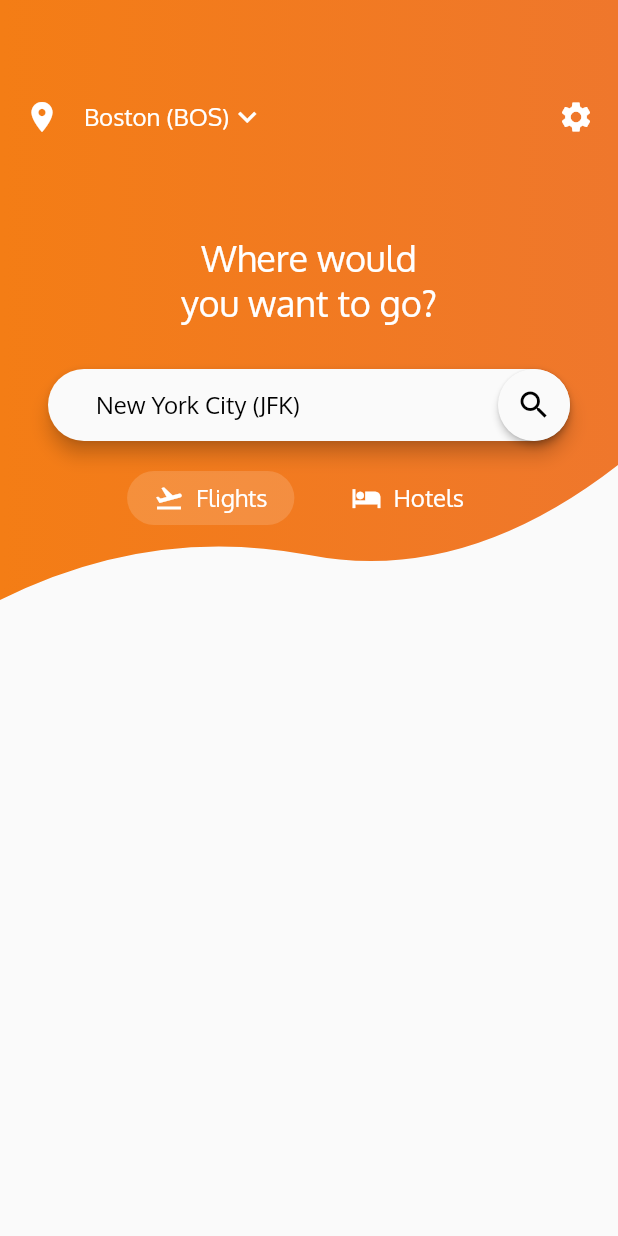
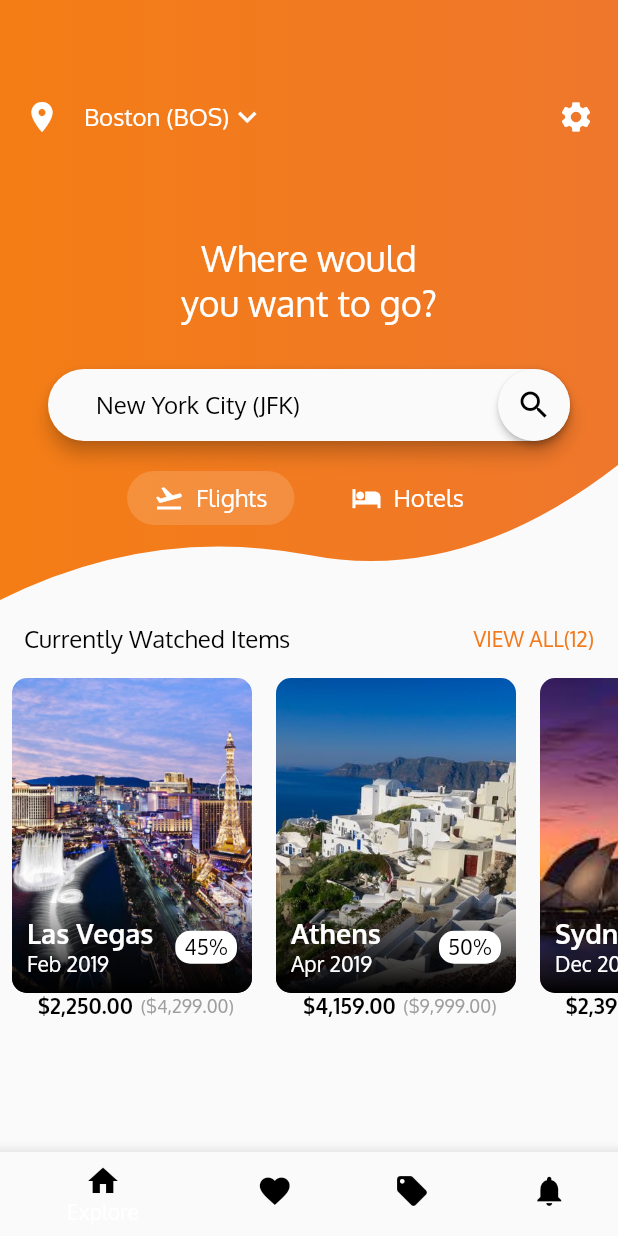
Before and after one commit to enspdf/flutter_flight_ticket_app, a Flutter app: the screen it shows after launch, on a phone screen of 412 x 824 dp. Run offline on Flutter 3.47's test engine with Material 2 defaults, Android fonts, the phone set to English and light mode, and no system bars.

Commit message:
Flight Ticket App 2

```diff
--- /dev/null
+++ b/lib/custom_app_bar.dart
@@ -0,0 +1,48 @@
+import 'package:flutter/material.dart';
+
+class CustomAppBar extends StatelessWidget {
+  final List<BottomNavigationBarItem> bottomBarItems = [];
+
+  final bottomNavigationBarItemStyle = TextStyle(
+    fontStyle: FontStyle.normal,
+    color: Colors.black,
+  );
+
+  CustomAppBar() {
+    bottomBarItems.add(
+      BottomNavigationBarItem(
+        icon: Icon(Icons.home, color: Colors.black),
+        title: Text('Explore', style: bottomNavigationBarItemStyle),
+      ),
+    );
+    bottomBarItems.add(
+      BottomNavigationBarItem(
+        icon: Icon(Icons.favorite, color: Colors.black),
+        title: Text('Watchist', style: bottomNavigationBarItemStyle),
+      ),
+    );
+    bottomBarItems.add(
+      BottomNavigationBarItem(
+        icon: Icon(Icons.local_offer, color: Colors.black),
+        title: Text('Deals', style: bottomNavigationBarItemStyle),
+      ),
+    );
+    bottomBarItems.add(
+      BottomNavigationBarItem(
+        icon: Icon(Icons.notifications, color: Colors.black),
+        title: Text('Notifications', style: bottomNavigationBarItemStyle),
+      ),
+    );
+  }
+
+  @override
+  Widget build(BuildContext context) {
+    return Material(
+      elevation: 10.0,
+      child: BottomNavigationBar(
+        items: bottomBarItems,
+        type: BottomNavigationBarType.shifting,
+      ),
+    );
+  }
+}
--- a/lib/main.dart
+++ b/lib/main.dart
@@ -1,5 +1,7 @@
+import 'package:flight_ticket_app/custom_app_bar.dart';
 import 'package:flight_ticket_app/custom_shape_clipper.dart';
 import 'package:flutter/material.dart';
+import 'package:intl/intl.dart';
 
 void main() => runApp(
       MaterialApp(
@@ -23,9 +25,11 @@ class HomeScreen extends StatelessWidget {
   @override
   Widget build(BuildContext context) {
     return Scaffold(
+      bottomNavigationBar: CustomAppBar(),
       body: Column(
         children: <Widget>[
           HomeScreenTopPart(),
+          homeScreenBottomPart,
         ],
       ),
     );
@@ -243,3 +247,202 @@ class _ChoiceChipState extends State<ChoiceChip> {
     );
   }
 }
+
+var viewAllStyle = TextStyle(fontSize: 14.0, color: appTheme.primaryColor);
+
+var homeScreenBottomPart = Column(
+  children: <Widget>[
+    Padding(
+      padding: const EdgeInsets.symmetric(horizontal: 16.0, vertical: 16.0),
+      child: Row(
+        mainAxisSize: MainAxisSize.max,
+        mainAxisAlignment: MainAxisAlignment.spaceBetween,
+        children: <Widget>[
+          Text(
+            'Currently Watched Items',
+            style: dropDownMenuItemStyle,
+          ),
+          Spacer(),
+          Text(
+            'VIEW ALL(12)',
+            style: viewAllStyle,
+          ),
+        ],
+      ),
+    ),
+    Container(
+      height: 240.0,
+      child: ListView(
+        scrollDirection: Axis.horizontal,
+        children: cityCards,
+      ),
+    ),
+  ],
+);
+
+List<CityCard> cityCards = [
+  CityCard(
+    imgPath: 'assets/images/lasvegas.jpg',
+    cityName: 'Las Vegas',
+    monthYear: 'Feb 2019',
+    discount: '45',
+    oldPrice: 4299,
+    newPrice: 2250,
+  ),
+  CityCard(
+    imgPath: 'assets/images/athens.jpg',
+    cityName: 'Athens',
+    monthYear: 'Apr 2019',
+    discount: '50',
+    oldPrice: 9999,
+    newPrice: 4159,
+  ),
+  CityCard(
+    imgPath: 'assets/images/sydney.jpeg',
+    cityName: 'Sydney',
+    monthYear: 'Dec 2018',
+    discount: '40',
+    oldPrice: 5999,
+    newPrice: 2399,
+  ),
+];
+
+final formatCurrency = NumberFormat.simpleCurrency();
+
+class CityCard extends StatelessWidget {
+  final String imgPath, cityName, monthYear, discount;
+  final int oldPrice, newPrice;
+
+  CityCard({
+    this.imgPath,
+    this.cityName,
+    this.monthYear,
+    this.discount,
+    this.oldPrice,
+    this.newPrice,
+  });
+
+  @override
+  Widget build(BuildContext context) {
+    return Padding(
+      padding: const EdgeInsets.symmetric(horizontal: 8.0),
+      child: Column(
+        children: <Widget>[
+          ClipRRect(
+            borderRadius: BorderRadius.all(Radius.circular(10.0)),
+            child: Stack(
+              children: <Widget>[
+                Container(
+                  height: 210.0,
+                  width: 160.0,
+                  child: Image.asset(
+                    imgPath,
+                    fit: BoxFit.cover,
+                  ),
+                ),
+                Positioned(
+                  left: 0.0,
+                  bottom: 0.0,
+                  width: 160.0,
+                  height: 60.0,
+                  child: Container(
+                    decoration: BoxDecoration(
+                      gradient: LinearGradient(
+                        begin: Alignment.bottomCenter,
+                        end: Alignment.topCenter,
+                        colors: [
+                          Colors.black,
+                          Colors.black.withOpacity(0.1),
+                        ],
+                      ),
+                    ),
+                  ),
+                ),
+                Positioned(
+                  left: 10.0,
+                  bottom: 10.0,
+                  right: 10.0,
+                  child: Row(
+                    mainAxisSize: MainAxisSize.max,
+                    mainAxisAlignment: MainAxisAlignment.spaceBetween,
+                    children: <Widget>[
+                      Column(
+                        crossAxisAlignment: CrossAxisAlignment.start,
+                        children: <Widget>[
+                          Text(
+                            cityName,
+                            style: TextStyle(
+                              fontWeight: FontWeight.bold,
+                              color: Colors.white,
+                              fontSize: 18.0,
+                            ),
+                          ),
+                          Text(
+                            monthYear,
+                            style: TextStyle(
+                              fontWeight: FontWeight.normal,
+                              color: Colors.white,
+                              fontSize: 14.0,
+                            ),
+                          ),
+                        ],
+                      ),
+                      Container(
+                        padding: EdgeInsets.symmetric(
+                          horizontal: 6.0,
+                          vertical: 2.0,
+                        ),
+                        decoration: BoxDecoration(
+                          color: Colors.white,
+                          shape: BoxShape.rectangle,
+                          borderRadius: BorderRadius.all(
+                            Radius.circular(10.0),
+                          ),
+                        ),
+                        child: Text(
+                          '$discount%',
+                          style: TextStyle(
+                            fontSize: 14.0,
+                            color: Colors.black,
+                          ),
+                        ),
+                      ),
+                    ],
+                  ),
+                ),
+              ],
+            ),
+          ),
+          Row(
+            mainAxisSize: MainAxisSize.max,
+            mainAxisAlignment: MainAxisAlignment.start,
+            children: <Widget>[
+              SizedBox(
+                width: 5.0,
+              ),
+              Text(
+                '${formatCurrency.format(newPrice)}',
+                style: TextStyle(
+                  color: Colors.black,
+                  fontWeight: FontWeight.bold,
+                  fontSize: 14.0,
+                ),
+              ),
+              SizedBox(
+                width: 5.0,
+              ),
+              Text(
+                '(${formatCurrency.format(oldPrice)})',
+                style: TextStyle(
+                  color: Colors.grey,
+                  fontWeight: FontWeight.normal,
+                  fontSize: 12.0,
+                ),
+              ),
+            ],
+          ),
+        ],
+      ),
+    );
+  }
+}
--- a/pubspec.yaml
+++ b/pubspec.yaml
@@ -23,6 +23,7 @@ dependencies:
   # The following adds the Cupertino Icons font to your application.
   # Use with the CupertinoIcons class for iOS style icons.
   cupertino_icons: ^0.1.2
+  intl:
 
 dev_dependencies:
   flutter_test:
```
Also changed, not shown: pubspec.lock, 1 other file.
